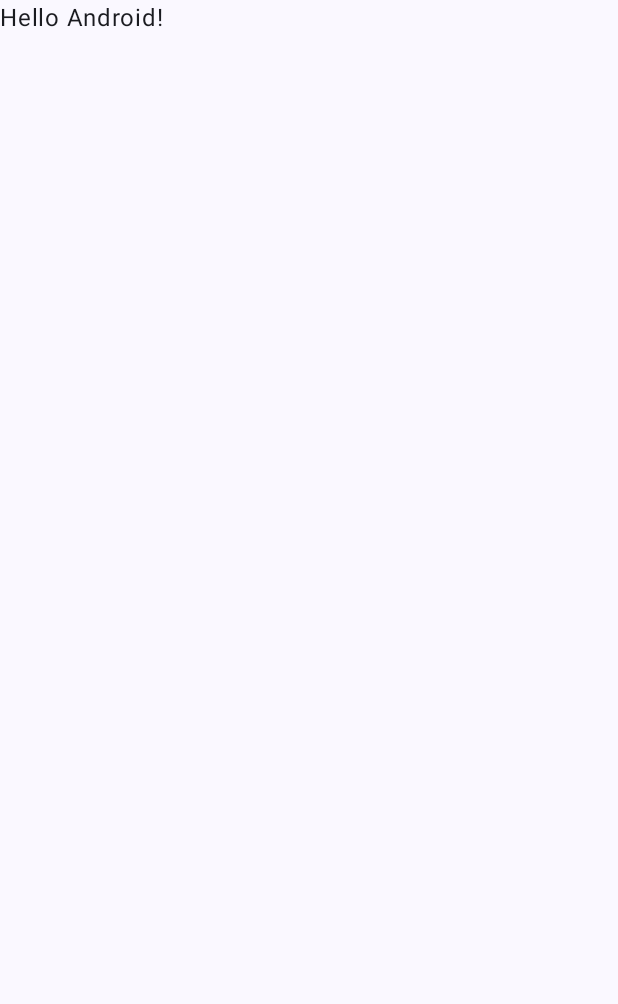
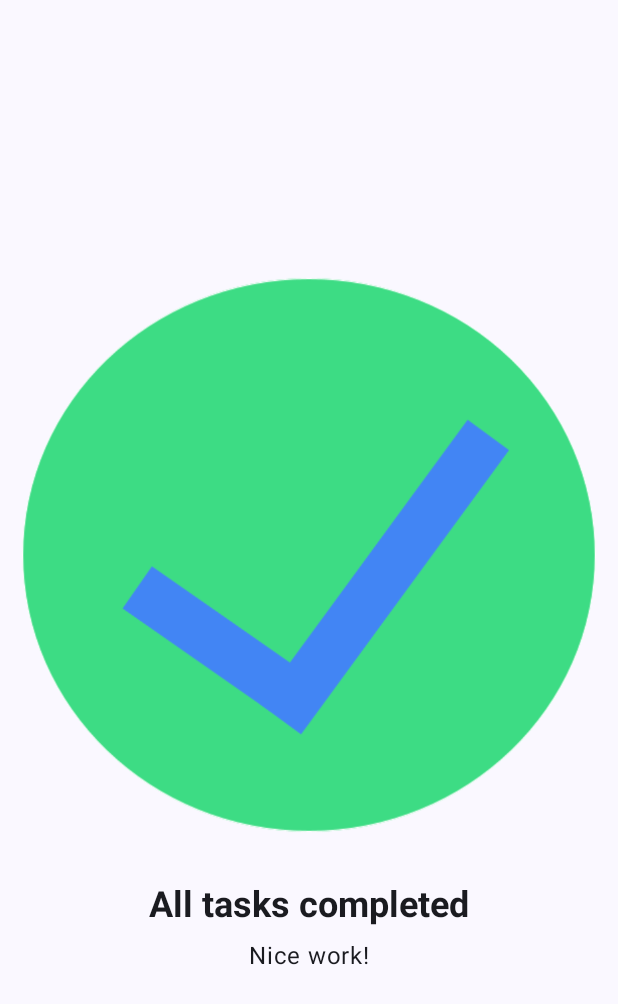
Before and after one commit to lxzLocus/tutorial_Taskmanager, an Android app built with Jetpack Compose: the screen it shows after launch (MainActivity), on a phone screen of 412 x 824 dp. Before the commit the part shown is almost empty. Shown: the top 1004 px of the screen. Run offline under Robolectric (Android 15) with nearby library versions, the phone set to English and light mode, and no system bars.

Commit message:
一応できた
回答コードを見てこれから手直し

```diff
--- a/app/src/main/java/com/example/tutorial_taskmanager/MainActivity.kt
+++ b/app/src/main/java/com/example/tutorial_taskmanager/MainActivity.kt
@@ -3,13 +3,27 @@ package com.example.tutorial_taskmanager
 import android.os.Bundle
 import androidx.activity.ComponentActivity
 import androidx.activity.compose.setContent
+import androidx.compose.foundation.Image
+import androidx.compose.foundation.layout.Arrangement
+import androidx.compose.foundation.layout.Box
+import androidx.compose.foundation.layout.Column
 import androidx.compose.foundation.layout.fillMaxSize
+import androidx.compose.foundation.layout.padding
 import androidx.compose.material3.MaterialTheme
 import androidx.compose.material3.Surface
 import androidx.compose.material3.Text
 import androidx.compose.runtime.Composable
+import androidx.compose.ui.Alignment
 import androidx.compose.ui.Modifier
+import androidx.compose.ui.res.painterResource
+import androidx.compose.ui.res.stringResource
+import androidx.compose.ui.text.TextStyle
+import androidx.compose.ui.text.font.FontWeight
+import androidx.compose.ui.text.font.FontWeight.Companion.Bold
+import androidx.compose.ui.text.style.TextAlign
 import androidx.compose.ui.tooling.preview.Preview
+import androidx.compose.ui.unit.dp
+import androidx.compose.ui.unit.sp
 import com.example.tutorial_taskmanager.ui.theme.Tutorial_TaskmanagerTheme
 
 class MainActivity : ComponentActivity() {
@@ -22,7 +36,10 @@ class MainActivity : ComponentActivity() {
                     modifier = Modifier.fillMaxSize(),
                     color = MaterialTheme.colorScheme.background
                 ) {
-                    Greeting("Android")
+                    ScreenTaskCompleted(
+                        stringResource(R.string.mainText),
+                        subText = stringResource(R.string.subText)
+                    )
                 }
             }
         }
@@ -30,17 +47,52 @@ class MainActivity : ComponentActivity() {
 }
 
 @Composable
-fun Greeting(name: String, modifier: Modifier = Modifier) {
-    Text(
-        text = "Hello $name!",
+fun ScreenTaskCompleted(mainText: String, subText: String, modifier: Modifier = Modifier) {
+    val image = painterResource(R.drawable.ic_task_completed)
+
+    Column(
+        verticalArrangement = Arrangement.Center,
+        horizontalAlignment = Alignment.CenterHorizontally,
         modifier = modifier
-    )
+
+    ){
+        Image(
+            painter = image,
+            contentDescription = null,
+            modifier = Modifier
+
+        )
+        Text(
+            text = mainText,
+            style = TextStyle(
+                fontWeight = FontWeight.Bold,
+                fontSize = 24.sp
+            ),
+            fontSize = 24.sp,
+            textAlign = TextAlign.Center,
+            modifier = Modifier
+                .padding(top = 24.dp)
+                .padding(bottom = 8.dp)
+        )
+        Text(
+            text = subText,
+            fontSize = 16.sp
+        )
+    }
+
 }
 
-@Preview(showBackground = true)
+@Preview(
+    showBackground = true,
+    //showSystemUi = true,
+    //name = "Preview"
+    )
 @Composable
 fun GreetingPreview() {
     Tutorial_TaskmanagerTheme {
-        Greeting("Android")
+        ScreenTaskCompleted(
+            stringResource(R.string.mainText),
+            subText = stringResource(R.string.subText)
+        )
     }
 }
--- a/app/src/main/res/values/strings.xml
+++ b/app/src/main/res/values/strings.xml
@@ -1,3 +1,5 @@
 <resources>
     <string name="app_name">tutorial_Taskmanager</string>
+    <string name="mainText">All tasks completed</string>
+    <string name="subText">Nice work!</string>
 </resources>
```
Also changed, not shown: app/src/main/res/drawable-nodpi/ic_task_completed.png (added), app/src/main/res/drawable/ic_task_completed.png (added).
